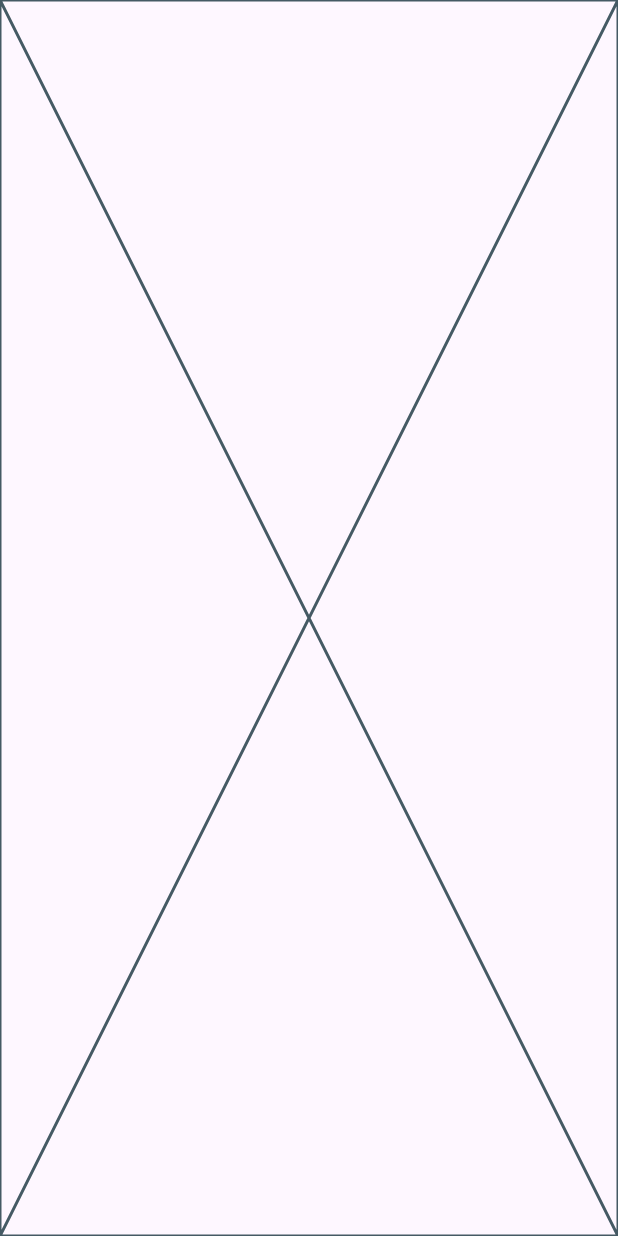
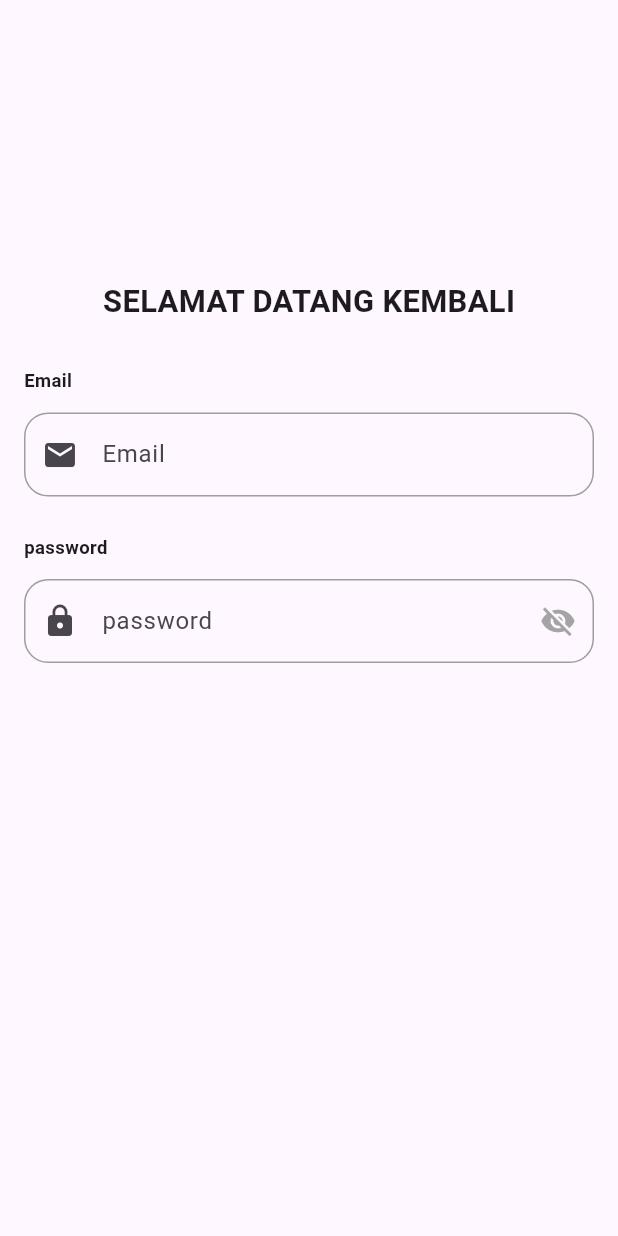
Before and after one commit to DaffaPutra7/TernakKenariAppRestAPI, a Flutter app: the LoginScreen screen opened directly, on a phone screen of 412 x 824 dp. Run offline on Flutter 3.47's test engine with Material 3 defaults, Android fonts, the light colour scheme and no system bars; our stand-ins replace bloc, dartz, dropdown_button2, flutter_secure_storage; accounts and stored records are empty.

Commit message:
Menambahkan code untuk membuat desain dan layout form login di LoginScreen

```diff
--- a/lib/presentation/auth/login_screen.dart
+++ b/lib/presentation/auth/login_screen.dart
@@ -1,4 +1,6 @@
 import 'package:flutter/material.dart';
+import 'package:pamlanjut_restapi/core/core/components/components.dart';
+import 'package:pamlanjut_restapi/core/core/constants/colors.dart';
 
 class LoginScreen extends StatefulWidget {
   const LoginScreen({super.key});
@@ -31,6 +33,60 @@
 
   @override
   Widget build(BuildContext context) {
-    return const Placeholder();
+    return Scaffold(
+      body: SingleChildScrollView(
+        child: Form(
+          key: _key,
+          child: Padding(
+            padding: const EdgeInsets.all(16.0),
+            child: Column(
+              mainAxisAlignment: MainAxisAlignment.center,
+              children: [
+                const SpaceHeight(170),
+                Text(
+                  'SELAMAT DATANG KEMBALI',
+                  style: TextStyle(
+                    fontSize: MediaQuery.of(context).size.width * 0.05,
+                    fontWeight: FontWeight.bold,
+                  ),
+                ),
+                const SpaceHeight(30),
+                CustomTextField(
+                  validator: 'Email tidak boleh kosong',
+                  controller: emailController,
+                  label: 'Email',
+                  prefixIcon: Padding(
+                    padding: const EdgeInsets.all(8.0),
+                    child: Icon(Icons.email),
+                  ),
+                ),
+                const SpaceHeight(25),
+                CustomTextField(
+                  validator: 'Password tidak boleh kosong',
+                  controller: passwordController,
+                  label: 'password',
+                  obscureText: !isShowPassword,
+                  prefixIcon: Padding(
+                    padding: const EdgeInsets.all(8.0),
+                    child: Icon(Icons.lock),
+                  ),
+                  suffixIcon: IconButton(
+                    onPressed: () {
+                      setState(() {
+                        isShowPassword = !isShowPassword;
+                      });
+                    },
+                    icon: Icon(
+                      isShowPassword ? Icons.visibility : Icons.visibility_off,
+                      color: AppColors.grey,
+                    ),
+                  ),
+                ),
+              ],
+            ),
+          ),
+        ),
+      ),
+    );
   }
 }
```
